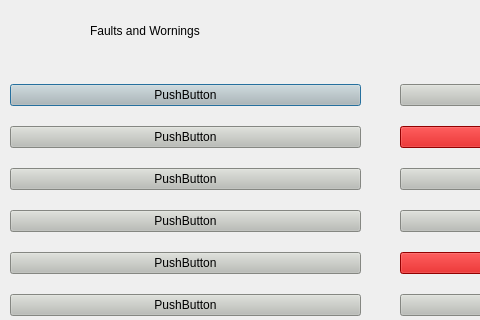
GiovanniRaseraF/santoka_qt, file apps/hpowerV2readvalues/faultdialog.ui: the form before one commit; both pictures show x 0 to 480 and y 0 to 320 of the 769 by 434 pixel window.
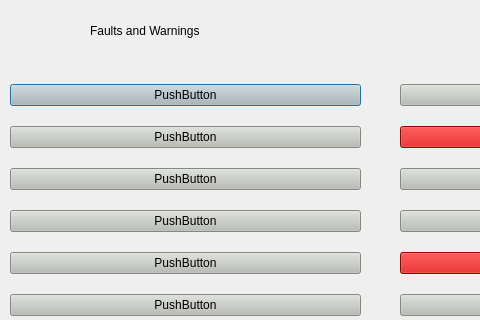
The form after the commit. Icons and pictures are not drawn.

```diff
--- a/apps/hpowerV2readvalues/faultdialog.ui
+++ b/apps/hpowerV2readvalues/faultdialog.ui
@@ -48,7 +48,7 @@
     <string notr="true">font: 20pt &quot;Ubuntu&quot;;</string>
    </property>
    <property name="text">
-    <string>Faults and Wornings</string>
+    <string>Faults and Warnings</string>
    </property>
   </widget>
   <widget class="QWidget" name="verticalLayoutWidget">
```
Left out of the diff: 11 changed lines with no effect on the pictures.
